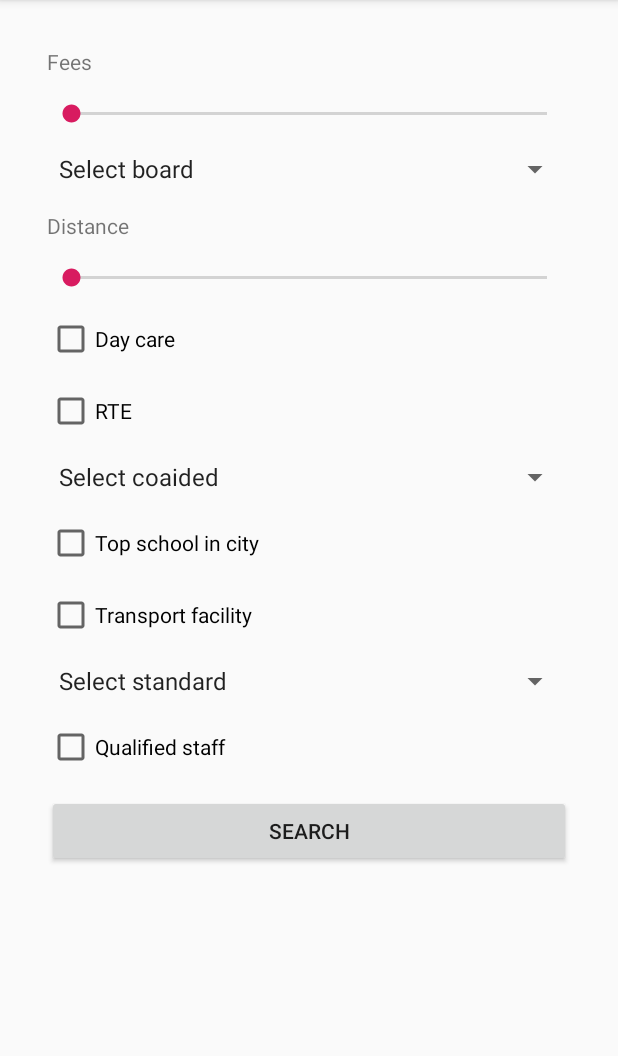
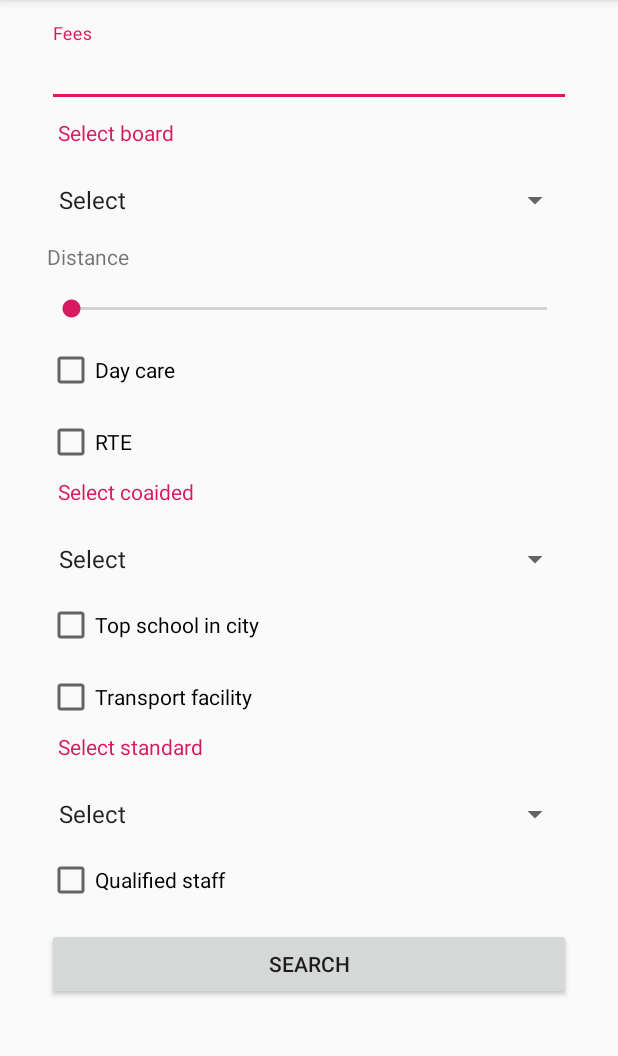
Before and after one commit to chavantr/ExampleSRS, an Android app: the SearchSchoolResult screen opened directly, with no data from a screen before it, on a phone screen of 412 x 824 dp, the part 84-1140 px from its top. Run offline under Robolectric (Android 15) with nearby library versions, the phone set to English and light mode, and no system bars.

Commit message:
i n i t i a l

```diff
--- a/app/src/main/java/com/example/examplesrs/DashboardActivity.kt
+++ b/app/src/main/java/com/example/examplesrs/DashboardActivity.kt
@@ -1,6 +1,5 @@
 package com.example.examplesrs
 
-import android.app.Activity
 import android.content.Intent
 import android.os.Bundle
 import android.support.design.widget.NavigationView
@@ -10,13 +9,11 @@ import android.support.v7.app.AppCompatActivity
 import android.support.v7.widget.LinearLayoutManager
 import android.text.Editable
 import android.text.TextWatcher
-import android.view.Menu
 import android.view.MenuItem
 import android.widget.Toast
 import com.example.examplesrs.joint.OnSchoolSelectedListener
 import com.example.examplesrs.joint.SchoolAdapter
 import com.example.examplesrs.model.School
-import com.example.examplesrs.model.SearchCriteria
 import com.example.examplesrs.model.UserInfoHolder
 import com.example.examplesrs.process.FindSchoolAsync
 import com.example.examplesrs.process.OnSearchSchoolListener
@@ -170,7 +167,8 @@ class DashboardActivity : AppCompatActivity(), NavigationView.OnNavigationItemSe
                     for (i in UserInfoHolder.getInstance().schools.indices) {
                         if (checkFalse(i)) {
                             lst.add(UserInfoHolder.getInstance().schools[i])
-                        } else if (checkTrue(i)) {
+                        }
+                        if (checkTrue(i)) {
                             if (checkFee(i)) {
                                 lst.add(UserInfoHolder.getInstance().schools[i])
                             }
--- a/app/src/main/java/com/example/examplesrs/SchoolDetailsActivity.kt
+++ b/app/src/main/java/com/example/examplesrs/SchoolDetailsActivity.kt
@@ -1,8 +1,8 @@
 package com.example.examplesrs
 
 import android.content.Intent
+import android.os.Bundle
 import android.support.v7.app.AppCompatActivity
-import android.os.Bundle
 import com.example.examplesrs.model.UserInfoHolder
 import kotlinx.android.synthetic.main.activity_school_details.*
 
--- a/app/src/main/java/com/example/examplesrs/SearchSchoolResult.kt
+++ b/app/src/main/java/com/example/examplesrs/SearchSchoolResult.kt
@@ -18,25 +18,12 @@ class SearchSchoolResult : AppCompatActivity() {
     override fun onCreate(savedInstanceState: Bundle?) {
         super.onCreate(savedInstanceState)
         setContentView(R.layout.activity_search_school_result)
-
-
-        skFee.incrementProgressBy(100)
-
         skDistance.incrementProgressBy(100)
-
-
-        skFee.max = 100000
-
         skDistance.max = 100000
-
-        skFee.setOnSeekBarChangeListener(feeListener)
-
         skDistance.setOnSeekBarChangeListener(distanceListener)
-
         btnSearch.setOnClickListener {
-
             var searchCriteria = SearchCriteria()
-            searchCriteria.fee = skFee.progress
+            searchCriteria.fee = if (txtFees.text!!.isEmpty()) 0 else txtFees.text.toString().toInt()
             searchCriteria.iboard = spnI.selectedItem.toString()
             searchCriteria.distance = skDistance.progress
             searchCriteria.dayCare = chkDayCare.isChecked
@@ -47,12 +34,9 @@ class SearchSchoolResult : AppCompatActivity() {
             searchCriteria.standard = spnStandarth.selectedItem.toString()
             searchCriteria.qualified = chkQuali.isChecked
             UserInfoHolder.getInstance().searchCriteria = searchCriteria
-
             var intent = Intent()
             setResult(RESULT_OK)
             finish()
-
-
         }
     }
 
@@ -62,7 +46,7 @@ class SearchSchoolResult : AppCompatActivity() {
 
             fee = p1
 
-            lblFee.text = "Fee $fee (Rs)"
+            //lblFee.text = "Fee $fee (Rs)"
 
         }
 
--- a/app/src/main/res/layout/activity_search_school_result.xml
+++ b/app/src/main/res/layout/activity_search_school_result.xml
@@ -13,14 +13,34 @@
             tools:context=".DashboardActivity">
 
 
-        <TextView android:layout_width="match_parent" android:layout_height="wrap_content" android:text="@string/fees"
+        <!--<TextView android:layout_width="match_parent" android:layout_height="wrap_content" android:text="@string/fees"
                   android:id="@+id/lblFee" android:layout_marginStart="16dp" android:layout_marginEnd="16dp"
-                  android:layout_marginTop="16dp" />
+                  android:layout_marginTop="16dp"/>
 
 
         <SeekBar android:layout_width="match_parent" android:layout_height="wrap_content" android:id="@+id/skFee"
-                 android:layout_marginStart="16dp" android:layout_marginEnd="16dp" android:layout_marginTop="16dp"/>
+                 android:layout_marginStart="16dp" android:layout_marginEnd="16dp" android:layout_marginTop="16dp"/>-->
 
+
+        <android.support.design.widget.TextInputLayout android:layout_width="match_parent"
+                                                       android:id="@+id/tilFees"
+                                                       android:layout_marginLeft="16dp"
+                                                       android:layout_marginRight="16dp"
+                                                       android:layout_height="wrap_content">
+
+            <android.support.design.widget.TextInputEditText android:layout_width="match_parent"
+                                                             android:id="@+id/txtFees"
+                                                             android:hint="Fees"
+                                                             android:maxLength="6"
+                                                             android:inputType="number"
+                                                             android:layout_height="wrap_content"/>
+
+        </android.support.design.widget.TextInputLayout>
+
+
+        <TextView android:layout_width="match_parent" android:layout_height="wrap_content"
+                  android:layout_marginLeft="16dp" android:layout_marginRight="16dp" android:padding="7dp"
+                  android:text="Select board" android:textColor="@color/colorAccent"/>
 
         <Spinner android:layout_width="match_parent" android:layout_height="wrap_content"
                  android:layout_marginStart="16dp"
@@ -52,6 +72,10 @@
                   android:layout_marginEnd="16dp" android:text="@string/rtb"
                   android:id="@+id/chkRTB" android:layout_marginTop="16dp"/>
 
+        <TextView android:layout_width="match_parent" android:layout_height="wrap_content"
+                  android:layout_marginLeft="16dp" android:layout_marginRight="16dp" android:padding="7dp"
+                  android:text="Select coaided" android:textColor="@color/colorAccent"/>
+
         <Spinner android:layout_width="match_parent" android:layout_height="wrap_content"
                  android:layout_marginStart="16dp"
                  android:layout_marginEnd="16dp"
@@ -69,6 +93,10 @@
                   android:layout_marginEnd="16dp" android:text="@string/transport_facility"
                   android:id="@+id/chkFacitran" android:layout_marginTop="16dp"/>
 
+
+        <TextView android:layout_width="match_parent" android:layout_height="wrap_content"
+                  android:layout_marginLeft="16dp" android:layout_marginRight="16dp" android:padding="7dp"
+                  android:text="Select standard" android:textColor="@color/colorAccent"/>
 
         <Spinner android:layout_width="match_parent" android:layout_height="wrap_content"
                  android:layout_marginStart="16dp"
--- a/app/src/main/res/values/strings.xml
+++ b/app/src/main/res/values/strings.xml
@@ -42,14 +42,14 @@
     <string name="forgot_password">Forgot password</string>
 
     <string-array name="schoolboard">
-        <item>Select board</item>
+        <item>Select</item>
         <item>SSC</item>
         <item>CBSC</item>
         <item>ICSE</item>
     </string-array>
 
     <string-array name="co">
-        <item>Select coaided</item>
+        <item>Select</item>
         <item>All</item>
         <item>Girl only</item>
         <item>Boys only</item>
@@ -58,7 +58,7 @@
 
 
     <string-array name="standarth">
-        <item>Select standard</item>
+        <item>Select</item>
         <item>All</item>
         <item>Pre school</item>
         <item>1st</item>
```
